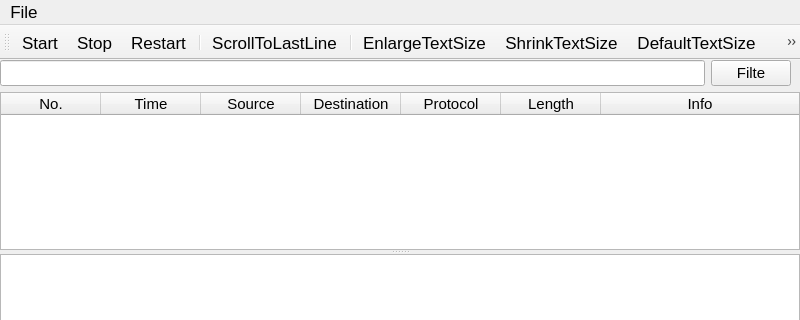
This is myshark/mainwindow.ui in Ghivern/MyShark as Qt 5 draws it before an edit; both pictures show x 0 to 800 and y 0 to 320 of the 800 by 600 pixel window. The edited form follows.
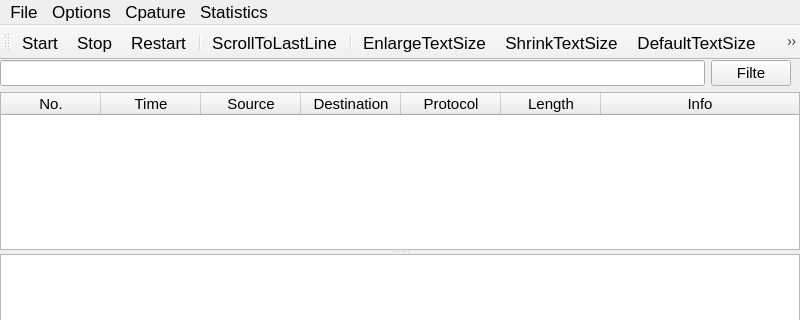
This is the edited form. Icons and pictures are not drawn.

Commit message: 为Actios增加icp图标;完善Dissector Options界面，及向解析器传值

Patch:
```diff
--- a/myshark/mainwindow.ui
+++ b/myshark/mainwindow.ui
@@ -224,8 +224,32 @@
     <property name="title">
      <string>File</string>
     </property>
+    <addaction name="separator"/>
+    <addaction name="separator"/>
+   </widget>
+   <widget class="QMenu" name="menuDissect">
+    <property name="title">
+     <string>Options</string>
+    </property>
+    <addaction name="actionDissector_options"/>
+   </widget>
+   <widget class="QMenu" name="menuCpature">
+    <property name="title">
+     <string>Cpature</string>
+    </property>
+    <addaction name="actionStart"/>
+    <addaction name="actionStop"/>
+    <addaction name="actionRestart"/>
+   </widget>
+   <widget class="QMenu" name="menuStatics">
+    <property name="title">
+     <string>Statistics</string>
+    </property>
    </widget>
    <addaction name="menuStatistics"/>
+   <addaction name="menuDissect"/>
+   <addaction name="menuCpature"/>
+   <addaction name="menuStatics"/>
   </widget>
   <widget class="QStatusBar" name="statusbar"/>
   <widget class="QToolBar" name="toolBar">
```
Left out of the diff: 13 changed lines with no effect on the pictures. The commit also changes 13 other files.
